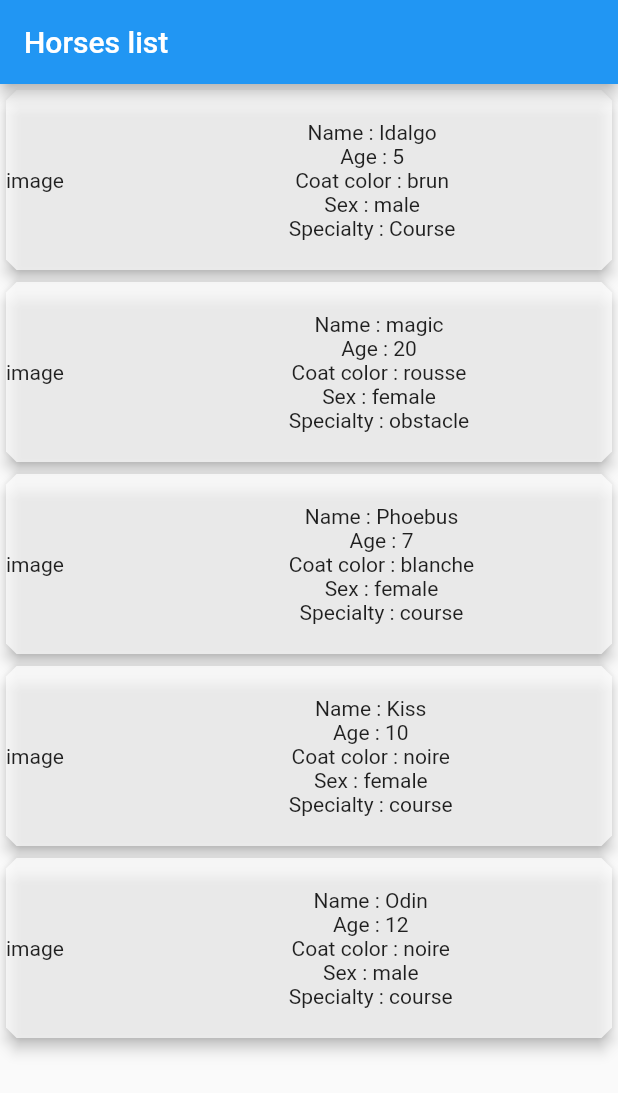
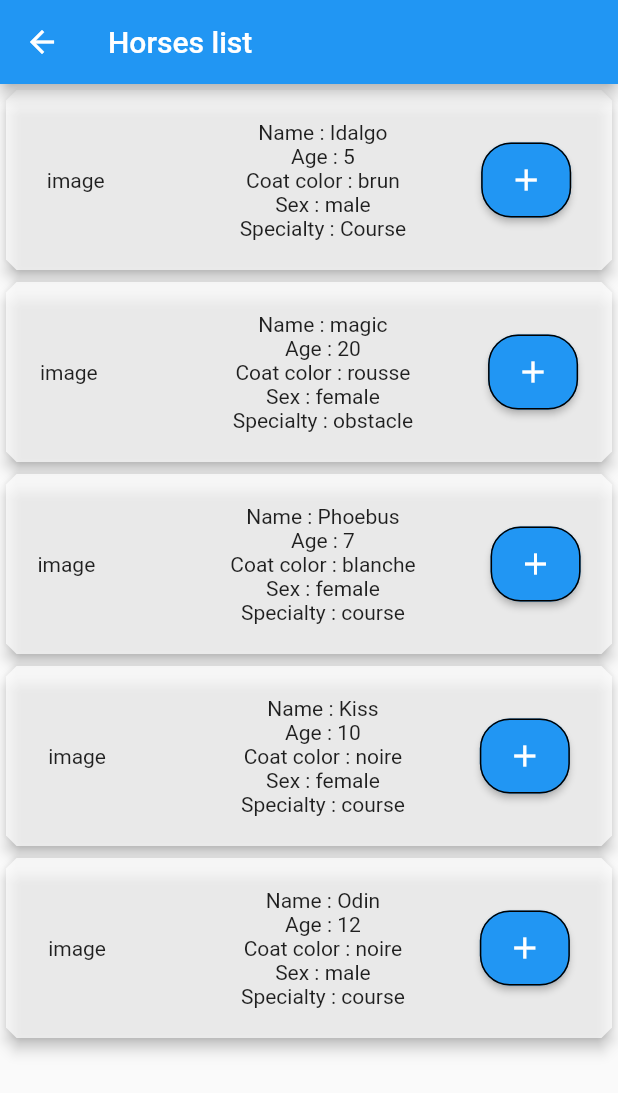
Before and after one commit to Kieran100/HorseStyle, a Flutter app: the HorseListView screen opened directly, on a phone screen of 412 x 824 dp. Shown: the top 1093 px of the screen. Run offline on Flutter 3.47's test engine with Material 2 defaults, Android fonts, the light colour scheme and no system bars; missing offline and left inert: mongo_dart; network calls fail.

Commit message:
add horses selected in a table

```diff
--- a/lib/main.dart
+++ b/lib/main.dart
@@ -18,13 +18,15 @@ class MyApp extends StatelessWidget {
   @override
   Widget build(BuildContext context) {
     return MaterialApp(
+      routes: {ProfilView.tag : (context)=>const ProfilView(),
+       HorseListView.tag : (context)=>const HorseListView()},
       debugShowCheckedModeBanner: false,
       title: 'Horse Style',
       theme: ThemeData(
         primarySwatch: Colors.blue,
       ),
 
-      home: const HorseListView(),
+      home: const ProfilView(),
 
     );
   }
--- a/lib/view/horseListView.dart
+++ b/lib/view/horseListView.dart
@@ -1,9 +1,11 @@
 import 'package:flutter/material.dart';
 import 'package:horsestyle/model/horse.dart';
-import 'package:horsestyle/widget/horsesCard.dart';
+import 'package:horsestyle/widget/horses_card.dart';
 
 class HorseListView extends StatefulWidget {
   const HorseListView({super.key});
+
+  static const tag = "horse_list_view";
 
   @override
   State<HorseListView> createState() => _HorseListViewState();
@@ -11,29 +13,34 @@ class HorseListView extends StatefulWidget {
 
 class _HorseListViewState extends State<HorseListView> {
 
+
   @override
   void initState() {
+    late List<Horse> selectedHorseList = [];
+
+    HorsesCard horsesCard1 = HorsesCard(Horse("Idalgo", "5", "brun","Appaloosa" , "male", "Course", "image"), selectedHorseList);
+    HorsesCard horsesCard2 = HorsesCard(Horse("magic", "20", "rousse", "Pottok", "female", "obstacle", "image"), selectedHorseList);
+    HorsesCard horsesCard3 = HorsesCard(Horse("Phoebus", "7", "blanche", "Percheron", "female", "course", "image"), selectedHorseList);
+    HorsesCard horsesCard4 = HorsesCard(Horse("Kiss", "10", "noire", "Akhal-Téké", "female", "course", "image"), selectedHorseList);
+    HorsesCard horsesCard5 = HorsesCard(Horse("Odin", "12", "noire", "Haflinge", "male", "course", "image"), selectedHorseList);
     horseCardList.add(horsesCard1);
     horseCardList.add(horsesCard2);
     horseCardList.add(horsesCard3);
     horseCardList.add(horsesCard4);
     horseCardList.add(horsesCard5);
+
     super.initState();
   }
 
-  Horse horse1 = Horse("Idalgo", "5", "brun","Appaloosa" , "male", "Course", "1");
-  Horse horse2 = Horse("magic", "20", "rousse", "Pottok", "female", "obstacle", "2");
-  Horse horse3 = Horse("Phoebus", "7", "blanche", "Percheron", "female", "course", "3");
-  Horse horse4 = Horse("Kiss", "10", "noire", "Akhal-Téké", "female", "course", "4");
-  Horse horse5 = Horse("Odin", "12", "noire", "Haflinge", "male", "course", "5");
+/*  Future<List<dynamic>> horseList() async{
+    setState(() {
 
+    });
+    return horseCardList;
 
-  List<Widget> horseCardList = [];
-  HorsesCard horsesCard1 = HorsesCard(Horse("Idalgo", "5", "brun","Appaloosa" , "male", "Course", "image"));
-  HorsesCard horsesCard2 = HorsesCard(Horse("magic", "20", "rousse", "Pottok", "female", "obstacle", "image"));
-  HorsesCard horsesCard3 = HorsesCard(Horse("Phoebus", "7", "blanche", "Percheron", "female", "course", "image"));
-  HorsesCard horsesCard4 = HorsesCard(Horse("Kiss", "10", "noire", "Akhal-Téké", "female", "course", "image"));
-  HorsesCard horsesCard5 = HorsesCard(Horse("Odin", "12", "noire", "Haflinge", "male", "course", "image"));
+}*/
+
+  late List<dynamic> horseCardList = [];
 
   @override
   Widget build(BuildContext context) {
@@ -43,6 +50,23 @@ class _HorseListViewState extends State<HorseListView> {
         ),
 
         body: Center(
+
+          //Lorsque l on recuperera la BDD
+          /*child : FutureBuilder<List>(
+            future: horseList(),
+            builder: (BuildContext context, AsyncSnapshot<dynamic> snapshot) {
+              if(snapshot.hasData){
+                return ListView.builder(
+                    itemCount: horseCardList.length,
+                    itemBuilder: (BuildContext context, int index) {
+                      return horseCardList[index];
+              });
+              }else{
+                const CircularProgressIndicator();
+              }
+            },
+          )*/
+
             child: ListView.builder(
                 itemCount: horseCardList.length,
                 itemBuilder: (BuildContext context, int index) {
--- a/lib/view/profilView.dart
+++ b/lib/view/profilView.dart
@@ -2,11 +2,12 @@ import 'package:flutter/material.dart';
 import 'package:horsestyle/controller/databaseController/mongo_db_controller.dart';
 
 import '../model/enumRole.dart';
+import 'horseListView.dart';
 
 class ProfilView extends StatefulWidget {
   const ProfilView({super.key});
 
-
+  static const tag = "profil_view";
 
   @override
   State<ProfilView> createState() => _ProfilViewState();
@@ -56,16 +57,25 @@ class _ProfilViewState extends State<ProfilView> {
               const SizedBox(height: 30),
               const Text ("https://www.ffe.com/"),
               const SizedBox(height: 30),
+              Row(
+                mainAxisAlignment: MainAxisAlignment.center,
+                children:[
               ElevatedButton(
                   onPressed:(){
                     openDialog();
                   },
-                  child: Text("Modifier Profil")),
+                  child: const Text("Modifier Profil")),
+                  const SizedBox(width: 50),
+                  ElevatedButton(onPressed:(){
+                      Navigator.of(context).pushNamed(HorseListView.tag);
+
+                  },
+                      child: const Text("Horse List"))
 
 
 
 
-            ],
+             ])  ],
           )
       ),
     );
--- a/lib/widget/horsesCard.dart
+++ /dev/null
@@ -1,36 +0,0 @@
-import 'package:flutter/material.dart';
-
-import '../model/horse.dart';
-
-class HorsesCard extends StatelessWidget {
-
-  //changer en late avec bdd
-   Horse horse;
-
-  HorsesCard(this.horse, {super.key});
-
-  @override
-  Widget build(BuildContext context) {
-    return Card(
-      color: Colors.white70,
-      elevation: 4,
-      shape: BeveledRectangleBorder(borderRadius: BorderRadius.circular(7.0)),
-      child : SizedBox(
-        height: 120,
-      child: Row(
-          children: [
-        Text(horse.image),
-        const SizedBox(width: 150),
-        Column(
-            mainAxisAlignment: MainAxisAlignment.center,
-            children: [
-          Text("Name : ${horse.name}"),
-          Text("Age : ${horse.age}"),
-          Text("Coat color : ${horse.robe}"),
-          Text("Sex : ${horse.sex}"),
-          Text("Specialty : ${horse.specialty}"),
-        ])
-      ]),
-    ));
-  }
-}
--- /dev/null
+++ b/lib/widget/horses_card.dart
@@ -0,0 +1,63 @@
+import 'package:flutter/material.dart';
+import '../model/horse.dart';
+
+class HorsesCard extends StatelessWidget {
+  var _hasBeenClicked = false;
+  //changer en late avec bdd
+  final Horse horse;
+  late List<Horse?> selectedHorseList = [];
+  HorsesCard(this.horse, this.selectedHorseList, {super.key});
+
+
+  @override
+  Widget build(BuildContext context) {
+    return Card(
+      color: Colors.white70,
+      elevation: 4,
+      shape: BeveledRectangleBorder(borderRadius: BorderRadius.circular(7.0)),
+      child : SizedBox(
+        height: 120,
+      child: Row(
+        mainAxisAlignment: MainAxisAlignment.center,
+          children: [
+        Text(horse.image),
+        const SizedBox(width: 90),
+        Column(
+            mainAxisAlignment: MainAxisAlignment.center,
+            children: [
+          Text("Name : ${horse.name}"),
+          Text("Age : ${horse.age}"),
+          Text("Coat color : ${horse.robe}"),
+          Text("Sex : ${horse.sex}"),
+          Text("Specialty : ${horse.specialty}"),
+        ]),
+     const SizedBox(width: 50),
+     SizedBox(
+       height: 50,
+       width: 60,
+       child:
+     ElevatedButton(onPressed: () {
+        selectedHorseList.add(horse);
+        print (selectedHorseList[0]?.name);
+        print(horse.name);
+       ScaffoldMessenger.of(context).showSnackBar(
+           const SnackBar(content: Text('Added')));
+     },
+       style: ButtonStyle(
+           shape: MaterialStateProperty.all<RoundedRectangleBorder>(
+               RoundedRectangleBorder(
+                   borderRadius: BorderRadius.circular(20.0),
+                   side: const BorderSide(color: Colors.black)
+               )
+           )
+       ),
+         child: Icon(Icons.add),
+     )
+
+
+     )]),
+    ));
+  }
+
+
+}
--- a/lib/widget/text.dart
+++ b/lib/widget/text.dart
@@ -0,0 +1,16 @@
+import 'package:flutter/material.dart';
+
+class UsualText extends StatelessWidget{
+
+  final String text;
+
+  const UsualText({super.key, required this.text});
+
+  @override
+  Widget build(BuildContext context) {
+    return Text(text);
+  }
+
+
+
+}
```
